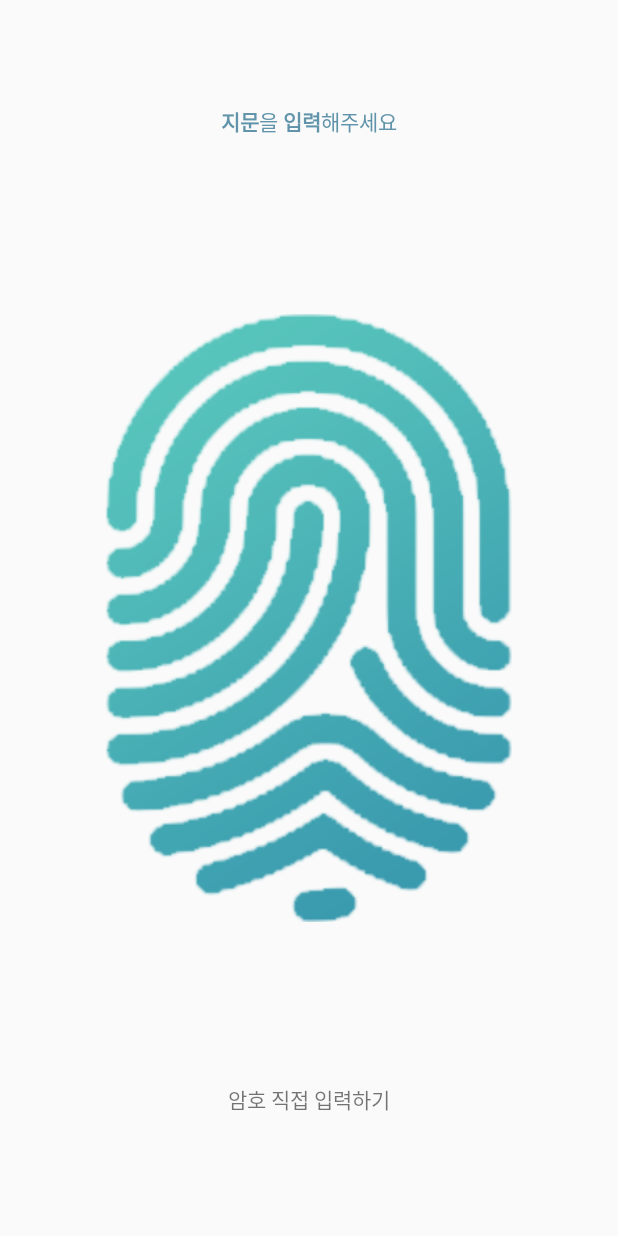
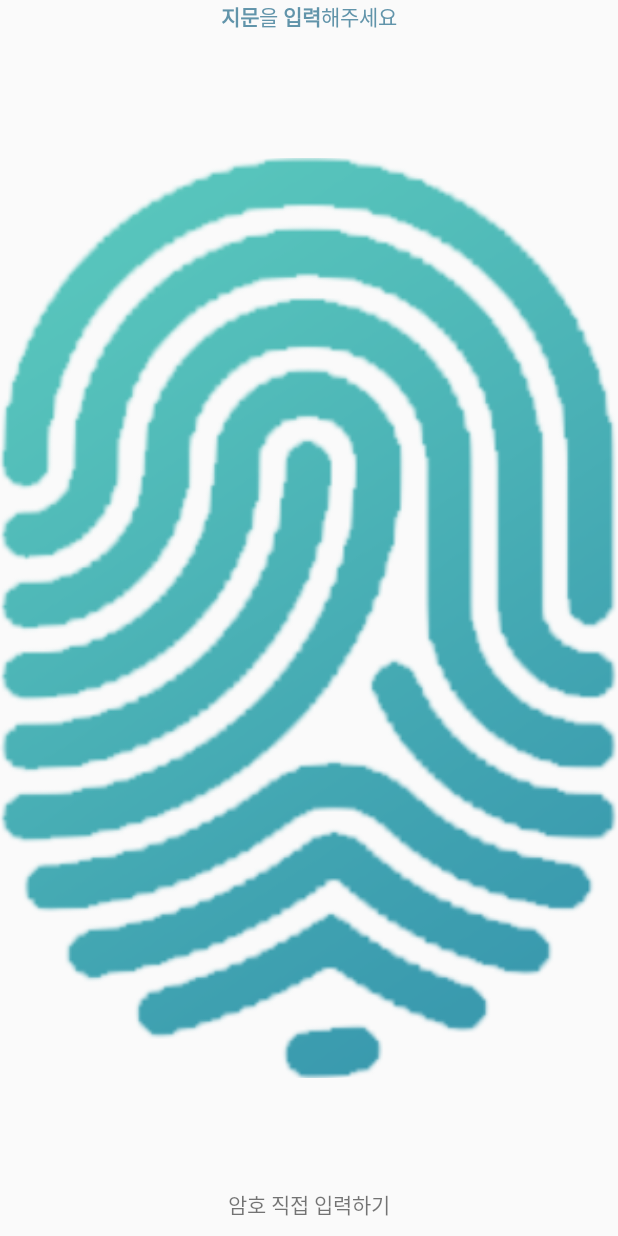
Before and after one commit to boxfox619/PaperOut, an Android app: the layout layout_fingerprint_detection.xml on its own in the app's theme, with its tools: preview values and no code run, on a phone screen of 412 x 824 dp. Run offline under Robolectric (Android 15) with nearby library versions, the phone set to English and light mode, and no system bars; plain views replace ScalableLayout.

Commit message:
Modify fingerprint detection fragment layout

```diff
--- a/app/src/main/java/com/hellochain/paperoutapplication/view/tablayout/FingerprintDetectionPage.java
+++ b/app/src/main/java/com/hellochain/paperoutapplication/view/tablayout/FingerprintDetectionPage.java
@@ -13,14 +13,11 @@ import android.view.View;
 import android.view.ViewGroup;
 import android.widget.EditText;
 import android.widget.TextView;
-import android.widget.Toast;
 
 import com.github.ajalt.reprint.core.AuthenticationFailureReason;
 import com.github.ajalt.reprint.core.AuthenticationListener;
 import com.github.ajalt.reprint.core.Reprint;
 import com.hellochain.paperoutapplication.R;
-
-import org.json.JSONArray;
 
 /**
  * Created by boxfox on 2017-08-27.
@@ -44,7 +41,7 @@ public class FingerprintDetectionPage extends Fragment {
     @Override
     public View onCreateView(LayoutInflater inflater, ViewGroup container,
                              Bundle savedInstanceState) {
-        View view = inflater.inflate(R.layout.layout_fingerprint_dection, container, false);
+        View view = inflater.inflate(R.layout.layout_fingerprint_detection, container, false);
         view.findViewById(R.id.enter_password_direct).setOnClickListener((v) -> showPasswordInputDialog());
         guideTextView = (TextView) view.findViewById(R.id.tv_guide);
         Reprint.authenticate(new AuthenticationListener() {
--- a/app/src/main/res/layout/layout_fingerprint_dection.xml
+++ b/app/src/main/res/layout/layout_fingerprint_detection.xml
@@ -3,7 +3,6 @@
     xmlns:app="http://schemas.android.com/apk/res-auto"
     android:layout_width="match_parent"
     android:layout_height="match_parent"
-    android:padding="70dp"
     android:gravity="center">
 
     <com.ssomai.android.scalablelayout.ScalableLayout
@@ -23,9 +22,9 @@
             android:layout_weight="0.5"
             app:scale_width="100"
             app:scale_height="13"
-            app:scale_top="4"
+            app:scale_top="23"
             app:scale_left="0"
-            app:scale_textsize="8"/>
+            app:scale_textsize="6"/>
     </com.ssomai.android.scalablelayout.ScalableLayout>
 
     <ImageView
@@ -52,9 +51,9 @@
             android:layout_weight="0.5"
             app:scale_width="100"
             app:scale_height="13"
-            app:scale_top="43"
+            app:scale_top="33"
             app:scale_left="0"
-            app:scale_textsize="6"/>
+            app:scale_textsize="5"/>
 
     </com.ssomai.android.scalablelayout.ScalableLayout>
 
```
